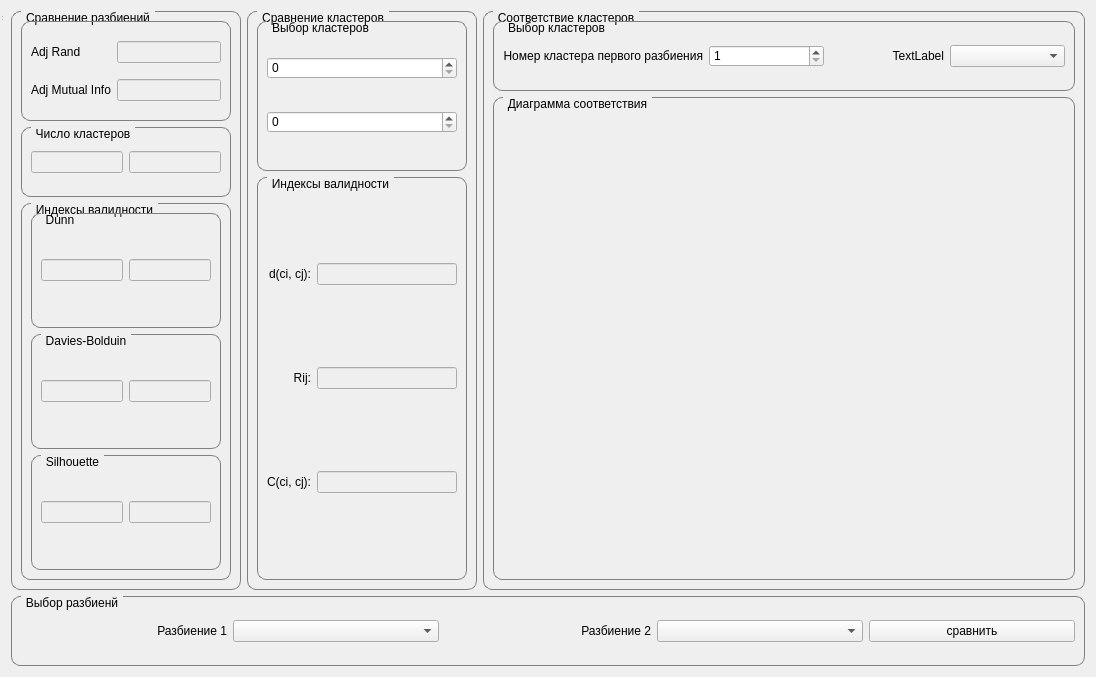
First picture: the form in Main/gui/tabs/Comparison/comparison_gui.ui, repository msmirnov91/pacs, before the edit.
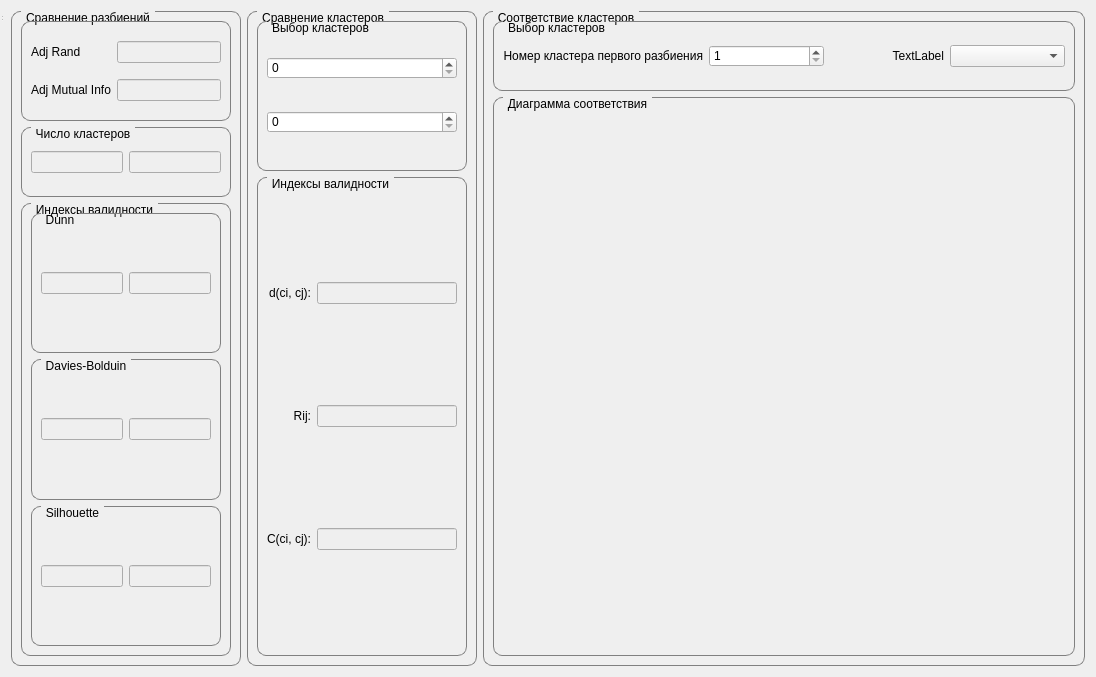
Second picture: the form after the edit.

The edit to the form file:
```diff
--- a/Main/gui/tabs/Comparison/comparison_gui.ui
+++ b/Main/gui/tabs/Comparison/comparison_gui.ui
@@ -397,57 +397,6 @@
        </layout>
       </widget>
      </item>
-     <item row="1" column="0" colspan="3">
-      <widget class="QGroupBox" name="groupBox_2">
-       <property name="maximumSize">
-        <size>
-         <width>16777215</width>
-         <height>70</height>
-        </size>
-       </property>
-       <property name="styleSheet">
-        <string notr="true"/>
-       </property>
-       <property name="title">
-        <string>Выбор разбиенй</string>
-       </property>
-       <layout class="QGridLayout" name="gridLayout_4">
-        <item row="0" column="0">
-         <widget class="QLabel" name="label">
-          <property name="text">
-           <string>Разбиение 1</string>
-          </property>
-          <property name="alignment">
-           <set>Qt::AlignRight|Qt::AlignTrailing|Qt::AlignVCenter</set>
-          </property>
-         </widget>
-        </item>
-        <item row="0" column="1">
-         <widget class="QComboBox" name="comboBox"/>
-        </item>
-        <item row="0" column="3">
-         <widget class="QComboBox" name="comboBox_2"/>
-        </item>
-        <item row="0" column="2">
-         <widget class="QLabel" name="label_2">
-          <property name="text">
-           <string>Разбиение 2</string>
-          </property>
-          <property name="alignment">
-           <set>Qt::AlignRight|Qt::AlignTrailing|Qt::AlignVCenter</set>
-          </property>
-         </widget>
-        </item>
-        <item row="0" column="4">
-         <widget class="QPushButton" name="pushButton">
-          <property name="text">
-           <string>сравнить</string>
-          </property>
-         </widget>
-        </item>
-       </layout>
-      </widget>
-     </item>
     </layout>
    </item>
   </layout>
```
